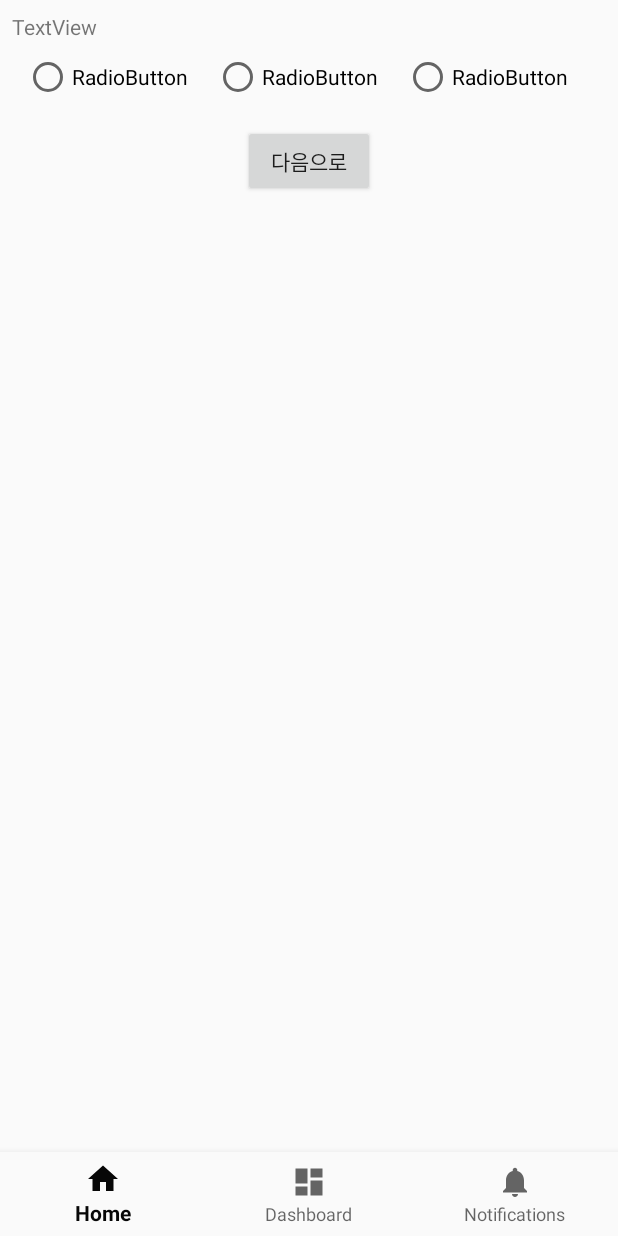
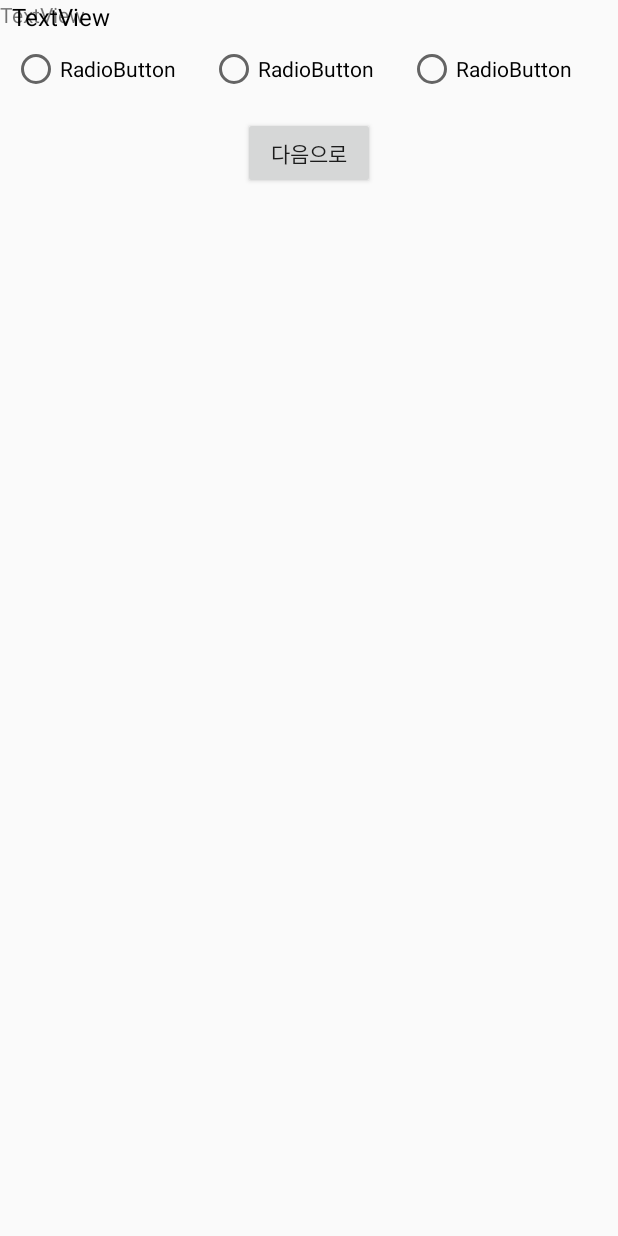
Before and after one commit to gkdl2197/AppGame, an Android app: the TestDementia screen opened directly, with no data from a screen before it, on a phone screen of 412 x 824 dp. Run offline under Robolectric (Android 15) with nearby library versions, the phone set to English and light mode, and no system bars.

Commit message:
프래그먼트 2차시도

```diff
--- a/app/build.gradle
+++ b/app/build.gradle
@@ -34,7 +34,7 @@ dependencies {
     implementation 'com.android.support:cardview-v7:28.0.0'
     implementation 'com.android.support:gridlayout-v7:28.0.0'
 
-    implementation'com.google.firebase:firebase-auth:16.1.0'
+    implementation 'com.google.firebase:firebase-auth:16.1.0'
     implementation 'com.firebaseui:firebase-ui-auth:4.1.0'
 
 }
--- a/app/src/main/java/edu/android/appgame/test/test1/DementiaFragment.java
+++ b/app/src/main/java/edu/android/appgame/test/test1/DementiaFragment.java
@@ -1,156 +1,70 @@
 package edu.android.appgame.test.test1;
 
 import android.content.Context;
-import android.net.Uri;
+import android.support.v4.app.Fragment;
+import android.support.v7.app.AppCompatActivity;
 import android.os.Bundle;
-import android.support.v4.app.Fragment;
+import android.util.Log;
 import android.view.LayoutInflater;
 import android.view.View;
 import android.view.ViewGroup;
 import android.widget.Button;
-import android.widget.TextView;
-import android.widget.Toast;
+import android.widget.RadioButton;
+import android.widget.RadioGroup;
 
 import edu.android.appgame.R;
 
-/**
- * A simple {@link Fragment} subclass.
- * Activities that contain this fragment must implement the
- * {@link DementiaFragment.OnFragmentInteractionListener} interface
- * to handle interaction events.
- * Use the {@link DementiaFragment#newInstance} factory method to
- * create an instance of this fragment.
- */
 public class DementiaFragment extends Fragment {
-    // TODO: Rename parameter arguments, choose names that match
-    // the fragment initialization parameters, e.g. ARG_ITEM_NUMBER
-    private static final int[] SURVEYS = {};
-    private static final String INDEX = "INDEX" ;
-    private static final String ARG_PARAM1 = "param1";
-    private static final String ARG_PARAM2 = "param2";
-    private TextView textSurvey;
-    private Button btnNever;
-    private Button btnSometimes;
-    private Button btnOften;
-    private int currentIndex;
 
-    // TODO: Rename and change types of parameters
-    private String mParam1;
-    private String mParam2;
+    interface RbSelectCallBack {
+        void onRbSelected(int checkedId);
+    }
 
-    private OnFragmentInteractionListener mListener;
+    private RbSelectCallBack callback;
+    private RadioGroup Rg;
+    private Button btnNextSurvey;
 
     public DementiaFragment() {
-        // Required empty public constructor
-    }
 
-    /**
-     * Use this factory method to create a new instance of
-     * this fragment using the provided parameters.
-     *
-     * @param param1 Parameter 1.
-     * @param param2 Parameter 2.
-     * @return A new instance of fragment DementiaFragment.
-     */
-    // TODO: Rename and change types and number of parameters
-    public static DementiaFragment newInstance(String param1, String param2) {
-        DementiaFragment fragment = new DementiaFragment();
-        Bundle args = new Bundle();
-        args.putString(ARG_PARAM1, param1);
-        args.putString(ARG_PARAM2, param2);
-        fragment.setArguments(args);
-        return fragment;
     }
 
     @Override
-    public void onCreate(Bundle savedInstanceState) {
-        super.onCreate(savedInstanceState);
-        if (getArguments() != null) {
-            mParam1 = getArguments().getString(ARG_PARAM1);
-            mParam2 = getArguments().getString(ARG_PARAM2);
+    public void onAttach(Context context) {
+        super.onAttach(context);
+
+        if (context instanceof RbSelectCallBack) {
+            callback = (RbSelectCallBack) context;
+        } else {
+            throw new AssertionError();
         }
-
     }
 
     @Override
     public View onCreateView(LayoutInflater inflater, ViewGroup container,
                              Bundle savedInstanceState) {
         // Inflate the layout for this fragment
-        View view = inflater.inflate(R.layout.fragment_dementia, container, false);
-        btnNever = view.findViewById(R.id.btnNever);
-        btnSometimes = view.findViewById(R.id.btnSometimes);
-        btnOften = view.findViewById(R.id.btnOften);
-        if(savedInstanceState != null) {
-            currentIndex = savedInstanceState.getInt(INDEX);
-        }
-        textSurvey.setText(SURVEYS[currentIndex]);
-
+        View view = inflater.inflate(R.layout.activity_dementia_fragment, container, false);
 
         return view;
-    }
-
-    // TODO: Rename method, update argument and hook method into UI event
-    public void onButtonPressed(Uri uri) {
-        if (mListener != null) {
-            mListener.onFragmentInteraction(uri);
-        }
-    }
-
-    @Override
-    public void onAttach(Context context) {
-        super.onAttach(context);
-        if (context instanceof OnFragmentInteractionListener) {
-            mListener = (OnFragmentInteractionListener) context;
-        } else {
-            throw new RuntimeException(context.toString()
-                    + " must implement OnFragmentInteractionListener");
-        }
-    }
-
-    @Override
-    public void onDetach() {
-        super.onDetach();
-        mListener = null;
-    }
-
-    /**
-     * This interface must be implemented by activities that contain this
-     * fragment to allow an interaction in this fragment to be communicated
-     * to the activity and potentially other fragments contained in that
-     * activity.
-     * <p>
-     * See the Android Training lesson <a href=
-     * "http://developer.android.com/training/basics/fragments/communicating.html"
-     * >Communicating with Other Fragments</a> for more information.
-     */
-    public interface OnFragmentInteractionListener {
-        void onInit(int status);
-
-        // TODO: Update argument type and name
-        void onFragmentInteraction(Uri uri);
     }
 
     @Override
     public void onStart() {
         super.onStart();
-        View view = getView();  // onCreateView()에서 생성한 View 객체
-        Button btnNext = view.findViewById(R.id.btnNextSurvey);
-        btnNext.setOnClickListener(new View.OnClickListener() {
+
+        RadioGroup.OnCheckedChangeListener onCheckedChangeListener = new RadioGroup.OnCheckedChangeListener() {
             @Override
-            public void onClick(View v) {
-                showNextSurvey();
+            public void onCheckedChanged(RadioGroup group, final int checkedId) {
+                btnNextSurvey = getView().findViewById(R.id.btnNextSurvey);
+                View.OnClickListener onClickListener = new View.OnClickListener() {
+                    @Override
+                    public void onClick(View v) {
+                        callback.onRbSelected(checkedId);
+                    }
+                };
+                btnNextSurvey.setOnClickListener(onClickListener);
             }
-        });
-    }
-
-    private void showNextSurvey() {
-        if(currentIndex < SURVEYS.length -1) {
-            currentIndex++;
-            textSurvey.setText(SURVEYS[currentIndex]);
-        } else{
-            Toast.makeText(getActivity(),"마지막 설문입니다", Toast.LENGTH_SHORT).show();
-
-        }
-
+        };
+        Rg.setOnCheckedChangeListener(onCheckedChangeListener);
     }
 }
--- a/app/src/main/java/edu/android/appgame/test/test1/TestDementia.java
+++ b/app/src/main/java/edu/android/appgame/test/test1/TestDementia.java
@@ -1,78 +1,43 @@
 package edu.android.appgame.test.test1;
 
-import android.net.Uri;
+import android.os.PersistableBundle;
+import android.support.v4.app.Fragment;
 import android.os.Bundle;
-import android.speech.tts.TextToSpeech;
-import android.support.design.widget.BottomNavigationView;
 import android.support.v7.app.AppCompatActivity;
-import android.support.annotation.NonNull;
-import android.view.MenuItem;
+import android.view.LayoutInflater;
 import android.view.View;
+import android.view.ViewGroup;
 import android.widget.TextView;
 
 import edu.android.appgame.R;
 
-public class TestDementia extends AppCompatActivity implements DementiaFragment.OnFragmentInteractionListener {
-    private TextView mTextMessage;
+public class TestDementia extends AppCompatActivity implements DementiaFragment.RbSelectCallBack {
 
-    private BottomNavigationView.OnNavigationItemSelectedListener mOnNavigationItemSelectedListener
-            = new BottomNavigationView.OnNavigationItemSelectedListener() {
-
-        @Override
-        public boolean onNavigationItemSelected(@NonNull MenuItem item) {
-            switch (item.getItemId()) {
-                case R.id.navigation_home:
-                    mTextMessage.setText(R.string.title_home);
-
-                    return true;
-                case R.id.navigation_dashboard:
-                    mTextMessage.setText(R.string.title_dashboard);
-                    speech();
-                    return true;
-                case R.id.navigation_notifications:
-                    mTextMessage.setText(R.string.title_notifications);
-                    return true;
-            }
-            return false;
-        }
-    };
-
-
+    private TextView textNextSurvey;
+    private TextFragment textFragment;
 
     @Override
-    protected void onCreate(Bundle savedInstanceState) {
+    public void onCreate(Bundle savedInstanceState) {
         super.onCreate(savedInstanceState);
         setContentView(R.layout.activity_test_dementia);
-        BottomNavigationView navView = findViewById(R.id.nav_view);
-        mTextMessage = findViewById(R.id.message);
-        navView.setOnNavigationItemSelectedListener(mOnNavigationItemSelectedListener);
+
         View view = findViewById(R.id.container);
-        if(view != null){
-            if(savedInstanceState != null){
+        if (view != null) {
+            if (savedInstanceState != null) {
+                textFragment = (TextFragment)
+                        getSupportFragmentManager().findFragmentById(R.id.container);
             } else {
-                DementiaFragment fragment = new DementiaFragment();
+                textFragment = new TextFragment();
                 getSupportFragmentManager()
                         .beginTransaction()
-                        .add(R.id.container, fragment)
+                        .add(R.id.container, textFragment)
                         .commit();
             }
         }
     }
 
     @Override
-    public void onInit(int status) {
-
-    }
-
-    private void speech() {
-//        String myText1 = editText.getText().toString();
-////        String myText2 = "말하는 스피치 입니다.";
-//        myTTS.speak(myText1, TextToSpeech.QUEUE_FLUSH, null);
-////        myTTS.speak(myText2, TextToSpeech.QUEUE_ADD, null);
-    }
-
-    @Override
-    public void onFragmentInteraction(Uri uri) {
+    public void onRbSelected(int checkedId) {
 
     }
 }
--- /dev/null
+++ b/app/src/main/java/edu/android/appgame/test/test1/TextFragment.java
@@ -0,0 +1,28 @@
+package edu.android.appgame.test.test1;
+
+import android.support.v4.app.Fragment;
+import android.support.v7.app.AppCompatActivity;
+import android.os.Bundle;
+import android.view.LayoutInflater;
+import android.view.View;
+import android.view.ViewGroup;
+import android.widget.TextView;
+
+import edu.android.appgame.R;
+
+public class TextFragment extends Fragment {
+
+    private TextView textSurvey;
+
+    public TextFragment() {}
+
+    @Override
+    public View onCreateView(LayoutInflater inflater, ViewGroup container,
+                             Bundle savedInstanceState) {
+
+        View view = inflater.inflate(R.layout.activity_text_fragment, container, false);
+        textSurvey = view.findViewById(R.id.textSurvey);
+
+        return view;
+    }
+}
--- /dev/null
+++ b/app/src/main/res/layout/activity_dementia_fragment.xml
@@ -0,0 +1,9 @@
+<?xml version="1.0" encoding="utf-8"?>
+<android.support.constraint.ConstraintLayout xmlns:android="http://schemas.android.com/apk/res/android"
+    xmlns:app="http://schemas.android.com/apk/res-auto"
+    xmlns:tools="http://schemas.android.com/tools"
+    android:layout_width="match_parent"
+    android:layout_height="match_parent"
+    tools:context=".test.test1.DementiaFragment">
+
+</android.support.constraint.ConstraintLayout>
--- a/app/src/main/res/layout/activity_test_dementia.xml
+++ b/app/src/main/res/layout/activity_test_dementia.xml
@@ -1,39 +1,56 @@
 <?xml version="1.0" encoding="utf-8"?>
-<android.support.constraint.ConstraintLayout xmlns:android="http://schemas.android.com/apk/res/android"
-    xmlns:app="http://schemas.android.com/apk/res-auto"
-    xmlns:tools="http://schemas.android.com/tools"
+<LinearLayout xmlns:android="http://schemas.android.com/apk/res/android"
     android:layout_width="match_parent"
-    android:layout_height="match_parent"
-    tools:context=".test.test1.TestDementia">
+    android:layout_height="wrap_content"
+    android:orientation="vertical">
 
-
-
-    <android.support.design.widget.BottomNavigationView
-        android:id="@+id/nav_view"
-        android:layout_width="0dp"
-        android:layout_height="wrap_content"
-        android:layout_marginStart="0dp"
-        android:layout_marginEnd="0dp"
-        android:background="?android:attr/windowBackground"
-        app:layout_constraintBottom_toBottomOf="parent"
-        app:layout_constraintLeft_toLeftOf="parent"
-        app:layout_constraintRight_toRightOf="parent"
-        app:menu="@menu/bottom_nav_menu" />
 
     <FrameLayout
         android:id="@+id/container"
-        android:layout_width="0dp"
-        android:layout_height="0dp"
-        android:layout_marginStart="8dp"
-        android:layout_marginTop="8dp"
-        android:layout_marginEnd="8dp"
-        android:layout_marginBottom="8dp"
-        app:layout_constraintBottom_toBottomOf="parent"
-        app:layout_constraintEnd_toEndOf="parent"
-        app:layout_constraintStart_toStartOf="parent"
-        app:layout_constraintTop_toTopOf="parent">
+        android:layout_width="match_parent"
+        android:layout_height="match_parent">
+
+        <TextView
+            android:id="@+id/textView8"
+            android:layout_width="match_parent"
+            android:layout_height="wrap_content"
+            android:text="TextView" />
 
     </FrameLayout>
 
+    <RadioGroup
+        android:layout_width="match_parent"
+        android:layout_height="wrap_content"
+        android:layout_margin="8dp"
+        android:orientation="horizontal">
 
-</android.support.constraint.ConstraintLayout>
+        <RadioButton
+            android:id="@+id/btnNever"
+            android:layout_width="wrap_content"
+            android:layout_height="wrap_content"
+            android:layout_weight="1"
+            android:text="RadioButton" />
+
+        <RadioButton
+            android:id="@+id/btnSometimes"
+            android:layout_width="wrap_content"
+            android:layout_height="wrap_content"
+            android:layout_weight="1"
+            android:text="RadioButton" />
+
+        <RadioButton
+            android:id="@+id/btnOften"
+            android:layout_width="wrap_content"
+            android:layout_height="wrap_content"
+            android:layout_weight="1"
+            android:text="RadioButton" />
+    </RadioGroup>
+
+    <Button
+        android:id="@+id/btnNextSurvey"
+        android:layout_width="wrap_content"
+        android:layout_height="wrap_content"
+        android:layout_gravity="center"
+        android:layout_margin="8dp"
+        android:text="다음으로" />
+</LinearLayout>
--- /dev/null
+++ b/app/src/main/res/layout/activity_text_fragment.xml
@@ -0,0 +1,21 @@
+<?xml version="1.0" encoding="utf-8"?>
+<android.support.constraint.ConstraintLayout xmlns:android="http://schemas.android.com/apk/res/android"
+    xmlns:app="http://schemas.android.com/apk/res-auto"
+    xmlns:tools="http://schemas.android.com/tools"
+    android:layout_width="match_parent"
+    android:layout_height="match_parent"
+    tools:context=".test.test1.TextFragment">
+
+    <TextView
+        android:id="@+id/textSurvey"
+        android:layout_width="match_parent"
+        android:layout_height="wrap_content"
+        android:layout_marginStart="8dp"
+        android:layout_marginEnd="8dp"
+        android:text="TextView"
+        android:textSize="16sp"
+        android:textColor="@color/colorBlack"
+        app:layout_constraintEnd_toEndOf="parent"
+        app:layout_constraintStart_toStartOf="parent"
+        app:layout_constraintTop_toTopOf="parent" />
+</android.support.constraint.ConstraintLayout>
--- a/build.gradle
+++ b/build.gradle
@@ -7,7 +7,7 @@ buildscript {
 
     }
     dependencies {
-        classpath 'com.android.tools.build:gradle:3.4.0'
+        classpath 'com.android.tools.build:gradle:3.3.2'
         classpath 'com.google.gms:google-services:4.2.0'
         // NOTE: Do not place your application dependencies here; they belong
         // in the individual module build.gradle files
```
Also changed, not shown: app/src/main/AndroidManifest.xml (+8 -8 lines), gradle/wrapper/gradle-wrapper.properties.
